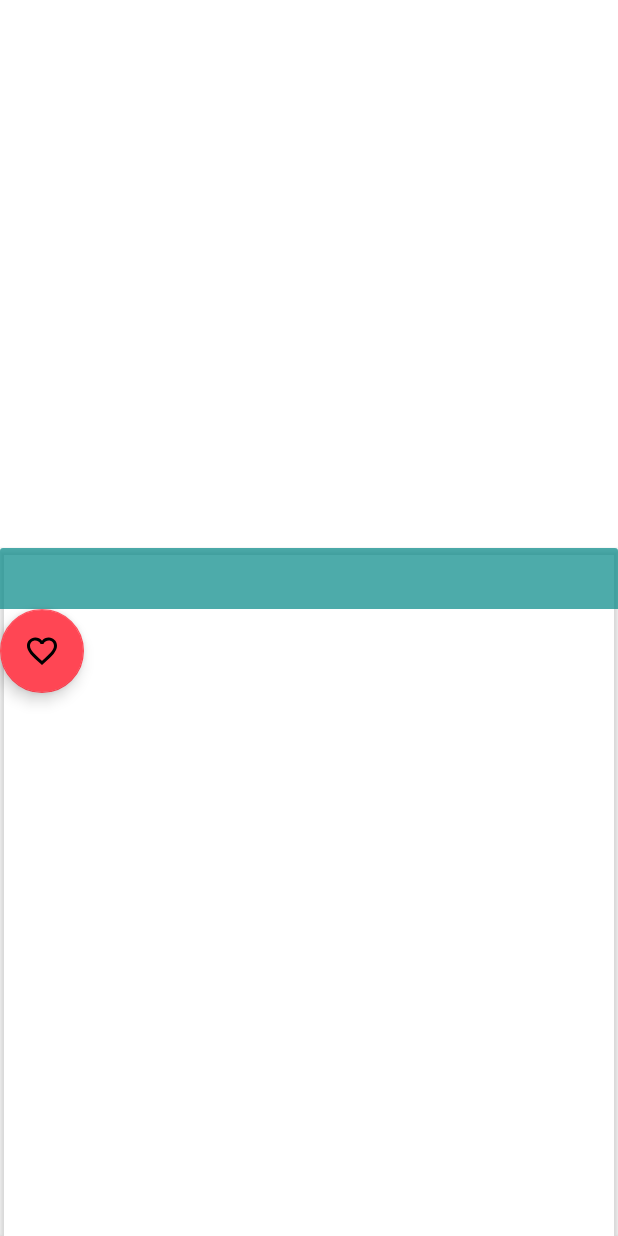
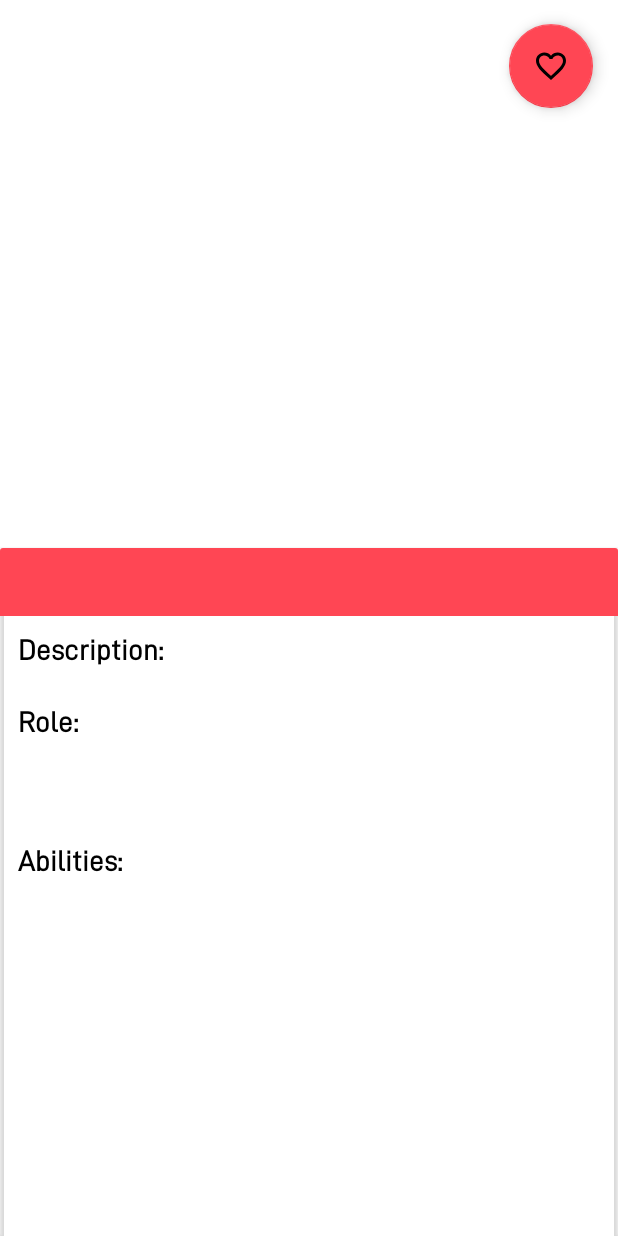
Before and after one commit to Lorslou/Kotlin-App, an Android app: the AgentInfoViewActivity screen opened directly, with no data from a screen before it, on a phone screen of 412 x 824 dp. Run offline under Robolectric (Android 15) with nearby library versions, the phone set to English and light mode, and no system bars; our stand-ins replace Dagger/Hilt's generated code, navigation-ui; network calls fail; pictures from the network do not load; 1 statement that could not run was skipped.

Commit message:
Added new desing to agent info activity

```diff
--- a/app/src/main/res/layout/activity_agent_info_view.xml
+++ b/app/src/main/res/layout/activity_agent_info_view.xml
@@ -15,6 +15,18 @@
         app:layout_constraintEnd_toEndOf="parent"
         app:layout_constraintStart_toStartOf="parent"
         app:layout_constraintTop_toTopOf="parent" />
+
+    <com.google.android.material.floatingactionbutton.FloatingActionButton
+        android:id="@+id/btn_favorites"
+        android:layout_width="wrap_content"
+        android:layout_height="wrap_content"
+        android:src="@drawable/ic_favoriteoff"
+        app:layout_constraintBottom_toBottomOf="@+id/ivAgentImage"
+        app:layout_constraintEnd_toEndOf="parent"
+        app:layout_constraintHorizontal_bias="0.954"
+        app:layout_constraintStart_toStartOf="parent"
+        app:layout_constraintTop_toTopOf="parent"
+        app:layout_constraintVertical_bias="0.053" />
 
     <ImageView
         android:id="@+id/ivAgentImage"
@@ -47,29 +59,52 @@
                 android:id="@+id/tvAgentName"
                 android:layout_width="match_parent"
                 android:layout_height="wrap_content"
-                android:background="@color/card1"
+                android:background="@color/red_emphasis"
+                android:fontFamily="@font/tungsten_bold"
                 android:gravity="center_horizontal"
-                android:textColor="@color/black"
-                android:textSize="30sp"
-                android:textStyle="bold"
+                android:textAllCaps="true"
+                android:textColor="@color/white"
+                android:textSize="40sp"
                 tools:text="AGENT" />
 
-            <com.google.android.material.floatingactionbutton.FloatingActionButton
-                android:id="@+id/btn_favorites"
+
+            <TextView
+                android:id="@+id/tv_title_description"
                 android:layout_width="match_parent"
-                android:layout_height="wrap_content"
-                android:src="@drawable/ic_favoriteoff" />
+                android:textStyle="bold"
+                android:textColor="@color/black"
+                android:layout_marginTop="12dp"
+                android:layout_marginHorizontal="12dp"
+                android:text="@string/title_description"
+                android:textSize="19sp"
 
+                android:fontFamily="@font/d_din"
+                android:layout_height="wrap_content"/>
 
             <TextView
                 android:id="@+id/tvDescription"
                 android:layout_width="match_parent"
+                android:layout_marginHorizontal="12dp"
                 android:layout_height="wrap_content"
                 android:layout_marginTop="12dp"
+                android:textStyle="bold"
+                android:fontFamily="@font/d_din"
                 android:gravity="center_horizontal"
                 android:textColor="@color/black"
-                android:textSize="13sp"
+                android:textSize="14sp"
                 tools:text="Description" />
+
+            <TextView
+                android:id="@+id/tv_title_role"
+                android:layout_width="match_parent"
+                android:textStyle="bold"
+                android:textColor="@color/black"
+                android:layout_marginHorizontal="12dp"
+                android:text="@string/title_role"
+                android:textSize="19sp"
+                android:fontFamily="@font/d_din"
+                android:layout_height="wrap_content"/>
+
 
             <LinearLayout
                 android:layout_width="match_parent"
@@ -81,6 +116,7 @@
                 <ImageView
                     android:id="@+id/ivAgentRoleImage"
                     android:layout_width="40dp"
+                    android:layout_marginTop="10dp"
                     android:layout_height="40dp"
                     app:layout_constraintEnd_toEndOf="parent"
                     app:layout_constraintStart_toStartOf="parent"
@@ -89,6 +125,8 @@
                 <TextView
                     android:id="@+id/tvAgentRoleName"
                     android:layout_width="0dp"
+                    android:fontFamily="@font/d_din"
+                    android:textStyle="bold"
                     android:layout_height="wrap_content"
                     android:layout_gravity="center"
                     android:layout_marginHorizontal="4dp"
@@ -98,9 +136,22 @@
                     android:singleLine="true"
                     tools:text="Initiator"
                     android:textColor="@color/black"
-                    android:textSize="15sp" />
+                    android:textSize="19sp" />
 
             </LinearLayout>
+
+            <TextView
+                android:id="@+id/tv_title_abilities"
+                android:layout_width="match_parent"
+                android:textStyle="bold"
+                android:layout_marginTop="12dp"
+                android:layout_marginBottom="5dp"
+                android:textColor="@color/black"
+                android:layout_marginHorizontal="12dp"
+                android:text="@string/title_abilities"
+                android:textSize="19sp"
+                android:fontFamily="@font/d_din"
+                android:layout_height="wrap_content"/>
 
             <LinearLayout
                 android:layout_width="match_parent"
@@ -124,12 +175,14 @@
                     android:layout_gravity="center"
                     android:layout_marginHorizontal="4dp"
                     android:layout_marginStart="9dp"
+                    android:fontFamily="@font/d_din"
+                    android:textStyle="bold"
                     android:layout_weight="1"
                     android:maxLines="1"
                     android:singleLine="true"
                     tools:text="Initiator"
                     android:textColor="@color/black"
-                    android:textSize="15sp" />
+                    android:textSize="19sp" />
 
                 <ImageView
                     android:id="@+id/ivAbility2Image"
@@ -142,6 +195,8 @@
                 <TextView
                     android:id="@+id/tvAbility2Name"
                     android:layout_width="0dp"
+                    android:fontFamily="@font/d_din"
+                    android:textStyle="bold"
                     android:layout_height="wrap_content"
                     android:layout_gravity="center"
                     android:layout_marginHorizontal="4dp"
@@ -151,7 +206,7 @@
                     android:singleLine="true"
                     tools:text="Initiator"
                     android:textColor="@color/black"
-                    android:textSize="15sp" />
+                    android:textSize="19sp" />
 
             </LinearLayout>
 
@@ -176,6 +231,8 @@
                     android:layout_width="0dp"
                     android:layout_height="wrap_content"
                     android:layout_gravity="center"
+                    android:fontFamily="@font/d_din"
+                    android:textStyle="bold"
                     android:layout_marginHorizontal="4dp"
                     android:layout_marginStart="9dp"
                     android:layout_weight="1"
@@ -183,7 +240,7 @@
                     android:singleLine="true"
                     tools:text="Initiator"
                     android:textColor="@color/black"
-                    android:textSize="15sp" />
+                    android:textSize="19sp" />
 
                 <ImageView
                     android:id="@+id/ivAbility4Image"
@@ -202,10 +259,12 @@
                     android:layout_marginStart="9dp"
                     android:layout_weight="1"
                     android:maxLines="1"
+                    android:fontFamily="@font/d_din"
+                    android:textStyle="bold"
                     android:singleLine="true"
                     tools:text="Initiator"
                     android:textColor="@color/black"
-                    android:textSize="15sp" />
+                    android:textSize="19sp" />
 
             </LinearLayout>
 
@@ -215,4 +274,6 @@
     </androidx.cardview.widget.CardView>
 
 
+
+
 </androidx.constraintlayout.widget.ConstraintLayout>
--- a/app/src/main/res/values/strings.xml
+++ b/app/src/main/res/values/strings.xml
@@ -15,4 +15,17 @@
     <!-- SEARCH VIEW -->
     <string name="search_query">Search agent</string>
 
+    <!-- FAVORITES VIEW -->
+    <string name="favorites_title">my favorite</string>
+    <string name="favorites_subtitle">agents</string>
+
+    <!-- INFO AGENT VIEW -->
+    <string name="title_role">Role:</string>
+    <string name="title_description">Description:</string>
+    <string name="title_abilities">Abilities:</string>
+
+
+
+
+
 </resources>
```
Also changed, not shown: app/src/main/res/layout/fragment_show_favorites.xml (+40 -9 lines).
